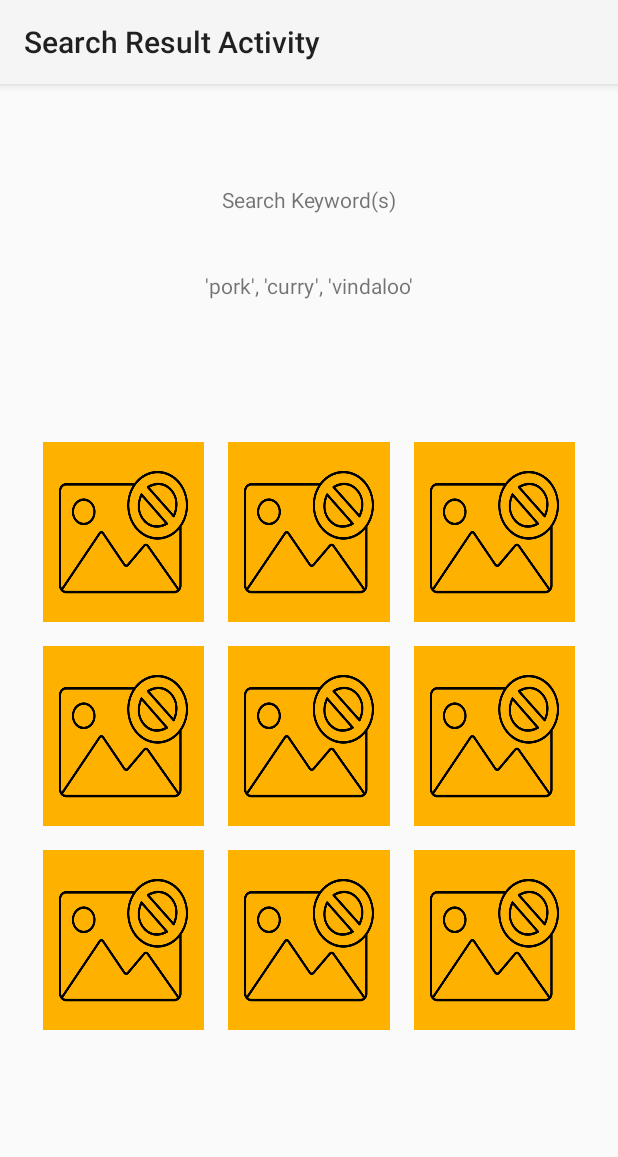
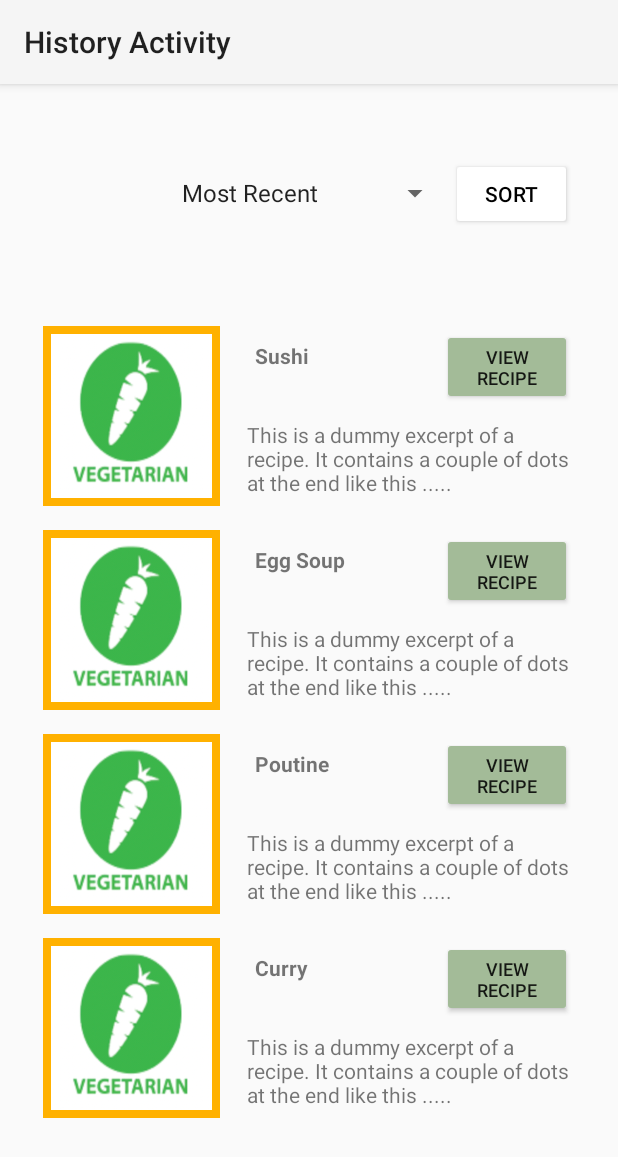
Before and after one commit to dennx2/android-cooking-app, an Android app: the screen it shows after launch (pg10_SearchResultActivity before the commit, pg13_HistoryActivity after it), on a phone screen of 412 x 824 dp. Shown: the top 1157 px of the screen. Run offline under Robolectric (Android 15) with nearby library versions, the phone set to English and light mode, and no system bars; libraries missing offline, so code that uses them is left out: org.json.simple; 9 statements that could not run were skipped.

Commit message:
history page displaying the latest 5 recipe visits via shared preferences and each recipe redirects to recipe detail page, updated images too

```diff
--- a/app/src/main/java/com/codecrafters/cookingapp/MainActivity.java
+++ b/app/src/main/java/com/codecrafters/cookingapp/MainActivity.java
@@ -16,8 +16,12 @@ public class MainActivity extends AppCompatActivity {
 //        Intent intent = new Intent(MainActivity.this, pg03_SurveyActivity.class);
 //        startActivity(intent);
 
-//        for test purpose
-        Intent intent = new Intent(MainActivity.this,pg10_SearchResultActivity.class);
+////        for test purpose
+//        Intent intent = new Intent(MainActivity.this,pg10_SearchResultActivity.class);
+//        startActivity(intent);
+
+        //        for test purpose
+        Intent intent = new Intent(MainActivity.this,pg13_HistoryActivity.class);
         startActivity(intent);
     }
 }
--- a/app/src/main/java/com/codecrafters/cookingapp/pg10_SearchResultActivity.java
+++ b/app/src/main/java/com/codecrafters/cookingapp/pg10_SearchResultActivity.java
@@ -77,6 +77,7 @@ public class pg10_SearchResultActivity extends AppCompatActivity {
             ImageButton imageButton = findViewById(imageButtonId);
 
             String newButtonId = "imageButton_" + recipeName;
+//            to do - might need to change id to recipe.getId()
             int newButtonIdResId = getResources().getIdentifier(newButtonId, "id", getPackageName());
             imageButton.setId(newButtonIdResId); // Set the new id for the ImageButton to avoid conflicts
 
--- a/app/src/main/java/com/codecrafters/cookingapp/pg13_HistoryActivity.java
+++ b/app/src/main/java/com/codecrafters/cookingapp/pg13_HistoryActivity.java
@@ -1,10 +1,18 @@
 package com.codecrafters.cookingapp;
 
+import android.content.Context;
+import android.content.Intent;
 import android.content.SharedPreferences;
 import android.os.Bundle;
+import android.view.View;
+import android.widget.Button;
+import android.widget.ImageButton;
+import android.widget.TextView;
 import android.widget.Toast;
 
 import androidx.appcompat.app.AppCompatActivity;
+
+import java.util.ArrayList;
 
 public class pg13_HistoryActivity extends AppCompatActivity {
     SharedPreferences sharedPreferences;
@@ -19,6 +27,76 @@ public class pg13_HistoryActivity extends AppCompatActivity {
         Toast.makeText(this, "Recipe history: " + storedRecipeIds, Toast.LENGTH_LONG).show();
 
 
+
+        // Call the search function to get recipe data
+        Context context = getApplicationContext();;
+        ArrayList<Recipe> recipes = Search.countrySearch(context);
+        //call a helper method to convert storedRecipeIds (comma separate 5 latest visited recipe ids) to array of recipe ids (and reverse it)
+        int[] latestFiveRecipeIdsArray =  getRecipeIdsArray(storedRecipeIds);
+
+        // call the method to iterate and load recipes from the json file
+        displayAllFavRecipes(recipes,latestFiveRecipeIdsArray);
+
+    }
+
+    public void displayAllFavRecipes(ArrayList<Recipe> recipes, int[] latestFiveRecipeIdsArray) {
+
+        // Loop through the fav recipes ArrayList and update the ImageButton objects in the XML layout file
+        for (int i = 0; i < 5; i++) {
+            int recipeId = latestFiveRecipeIdsArray[i];
+
+            // since json recipe records loops through 0,... but recipe id starts from 1 and so on
+            //so we subtract
+            Recipe recipe = recipes.get(recipeId-1);
+
+
+            // finding the layout elements ids
+            int imageButtonId = getResources().getIdentifier("item" + (i+1) +"_image", "id", getPackageName());
+            int titleTextViewId = getResources().getIdentifier("item" + (i+1) + "_title_tv", "id", getPackageName());
+            int viewRecipeButtonId = getResources().getIdentifier("item" + (i+1) + "_button", "id", getPackageName());
+            int descTextViewId = getResources().getIdentifier("item" + (i+1) + "_desc_tv", "id", getPackageName());
+
+            // find the elements
+            ImageButton imageButton = findViewById(imageButtonId);
+            TextView titleTextView = findViewById(titleTextViewId);
+            Button viewRecipeButton = findViewById(viewRecipeButtonId);
+            TextView descTextView = findViewById(descTextViewId);
+
+            // Set the recipe name as the content description of the ImageButton for accessibility
+            // Set title as recipe name and description as step 1 of recipe
+            imageButton.setContentDescription("image_of_" + recipe.getName());
+            titleTextView.setText(recipe.getName());
+            descTextView.setText(recipe.getSteps().get(0));
+
+            int imageResId = getResources().getIdentifier(String.valueOf("sr" + recipeId), "drawable", getPackageName());
+            imageButton.setImageResource(imageResId);
+
+            // Set an OnClickListener for the View Recipe button to handle clicks
+            viewRecipeButton.setOnClickListener(new View.OnClickListener() {
+                @Override
+                public void onClick(View view) {
+                    //pass the clicked recipe object to the detail page via intent
+                    Intent intent = new Intent(pg13_HistoryActivity.this, pg15_RecipeDetailActivity.class);
+                    intent.putExtra("recipe", recipe);
+                    startActivity(intent);
+                }
+            });
+        }
+    }
+
+    public int[] getRecipeIdsArray(String storedRecipeIds) {
+        // Split the storedRecipeIds string by commas to obtain an array of recipe ids as strings
+        String[] recipeIdsArrayString = storedRecipeIds.split(",");
+
+        // Create an int array to store the recipe ids
+        int[] recipeIdsArray = new int[recipeIdsArrayString.length];
+
+        // Loop through the recipe ids array as strings and parse them to integers, storing them in reverse order
+        for (int i = recipeIdsArrayString.length - 1; i >= 0; i--) {
+            recipeIdsArray[recipeIdsArrayString.length - 1 - i] = Integer.parseInt(recipeIdsArrayString[i].trim());
+        }
+
+        return recipeIdsArray;
     }
 
 
--- a/app/src/main/res/layout/activity_pg13_history.xml
+++ b/app/src/main/res/layout/activity_pg13_history.xml
@@ -126,7 +126,7 @@
 
             <!--            recipe details-->
             <LinearLayout
-                android:id="@+id/item1_description"
+                android:id="@+id/item1_content"
                 android:layout_width="0dp"
                 android:layout_height="0dp"
                 android:layout_rowWeight="1"
@@ -141,6 +141,7 @@
 
                     <!--                    recipe title-->
                     <TextView
+                        android:id="@+id/item1_title_tv"
                         android:layout_width="0dp"
                         android:layout_height="wrap_content"
                         android:layout_weight="0.6"
@@ -150,6 +151,7 @@
 
                     <!--                    read full recipe button-->
                     <Button
+                        android:id="@+id/item1_button"
                         android:layout_width="0dp"
                         android:layout_height="wrap_content"
                         android:layout_weight="0.4"
@@ -161,6 +163,7 @@
 
                 <!--                recipe excerpt-->
                 <TextView
+                    android:id="@+id/item1_desc_tv"
                     android:layout_width="match_parent"
                     android:layout_height="wrap_content"
                     android:paddingTop="10dp"
@@ -181,7 +184,7 @@
                 android:src="@drawable/dish_taiwan" />
 
             <LinearLayout
-                android:id="@+id/item2_description"
+                android:id="@+id/item2_content"
                 android:layout_width="0dp"
                 android:layout_height="0dp"
                 android:layout_rowWeight="1"
@@ -196,6 +199,7 @@
 
                     <!--                    recipe title-->
                     <TextView
+                        android:id="@+id/item2_title_tv"
                         android:layout_width="0dp"
                         android:layout_height="wrap_content"
                         android:layout_weight="0.6"
@@ -205,6 +209,7 @@
 
                     <!--                    read full recipe button-->
                     <Button
+                        android:id="@+id/item2_button"
                         android:layout_width="0dp"
                         android:layout_height="wrap_content"
                         android:layout_weight="0.4"
@@ -216,6 +221,7 @@
 
                 <!--                recipe excerpt-->
                 <TextView
+                    android:id="@+id/item2_desc_tv"
                     android:layout_width="match_parent"
                     android:layout_height="wrap_content"
                     android:paddingTop="10dp"
@@ -236,7 +242,7 @@
                 android:src="@drawable/dish_canada" />
 
             <LinearLayout
-                android:id="@+id/item3_description"
+                android:id="@+id/item3_content"
                 android:layout_width="0dp"
                 android:layout_height="0dp"
                 android:layout_rowWeight="1"
@@ -251,6 +257,7 @@
 
                     <!--                    recipe title-->
                     <TextView
+                        android:id="@+id/item3_title_tv"
                         android:layout_width="0dp"
                         android:layout_height="wrap_content"
                         android:layout_weight="0.6"
@@ -260,6 +267,7 @@
 
                     <!--                    read full recipe button-->
                     <Button
+                        android:id="@+id/item3_button"
                         android:layout_width="0dp"
                         android:layout_height="wrap_content"
                         android:layout_weight="0.4"
@@ -270,6 +278,7 @@
 
                 <!--                recipe excerpt-->
                 <TextView
+                    android:id="@+id/item3_desc_tv"
                     android:layout_width="match_parent"
                     android:layout_height="wrap_content"
                     android:paddingTop="10dp"
@@ -290,7 +299,7 @@
                 android:src="@drawable/categories_nonveg" />
 
             <LinearLayout
-                android:id="@+id/item4_description"
+                android:id="@+id/item4_content"
                 android:layout_width="0dp"
                 android:layout_height="0dp"
                 android:layout_rowWeight="1"
@@ -305,6 +314,7 @@
 
                     <!--                    recipe title-->
                     <TextView
+                        android:id="@+id/item4_title_tv"
                         android:layout_width="0dp"
                         android:layout_height="wrap_content"
                         android:layout_weight="0.6"
@@ -314,6 +324,7 @@
 
                     <!--                    read full recipe button-->
                     <Button
+                        android:id="@+id/item4_button"
                         android:layout_width="0dp"
                         android:layout_height="wrap_content"
                         android:layout_weight="0.4"
@@ -325,6 +336,7 @@
 
                 <!--                recipe excerpt-->
                 <TextView
+                    android:id="@+id/item4_desc_tv"
                     android:layout_width="match_parent"
                     android:layout_height="wrap_content"
                     android:paddingTop="10dp"
@@ -345,7 +357,7 @@
                 android:src="@drawable/categories_nonveg" />
 
             <LinearLayout
-                android:id="@+id/item5_description"
+                android:id="@+id/item5_content"
                 android:layout_width="0dp"
                 android:layout_height="0dp"
                 android:layout_rowWeight="1"
@@ -360,6 +372,7 @@
 
                     <!--                    recipe title-->
                     <TextView
+                        android:id="@+id/item5_title_tv"
                         android:layout_width="0dp"
                         android:layout_height="wrap_content"
                         android:layout_weight="0.6"
@@ -369,6 +382,7 @@
 
                     <!--                    read full recipe button-->
                     <Button
+                        android:id="@+id/item5_button"
                         android:layout_width="0dp"
                         android:layout_height="wrap_content"
                         android:layout_weight="0.4"
@@ -380,6 +394,7 @@
 
                 <!--                recipe excerpt-->
                 <TextView
+                    android:id="@+id/item5_desc_tv"
                     android:layout_width="match_parent"
                     android:layout_height="wrap_content"
                     android:paddingTop="10dp"
```
Also changed, not shown: app/src/main/AndroidManifest.xml (+7 -0 lines), app/src/main/res/raw/data_indian_pork.json (+8 -0 lines), app/src/main/res/drawable-v24/sr1.png, app/src/main/res/drawable-v24/sr2.png, app/src/main/res/drawable-v24/sr3.png, app/src/main/res/drawable-v24/sr4.png, app/src/main/res/drawable-v24/sr5.png, app/src/main/res/drawable-v24/sr6.png, app/src/main/res/drawable-v24/sr7.png, app/src/main/res/drawable-v24/sr8.png.
